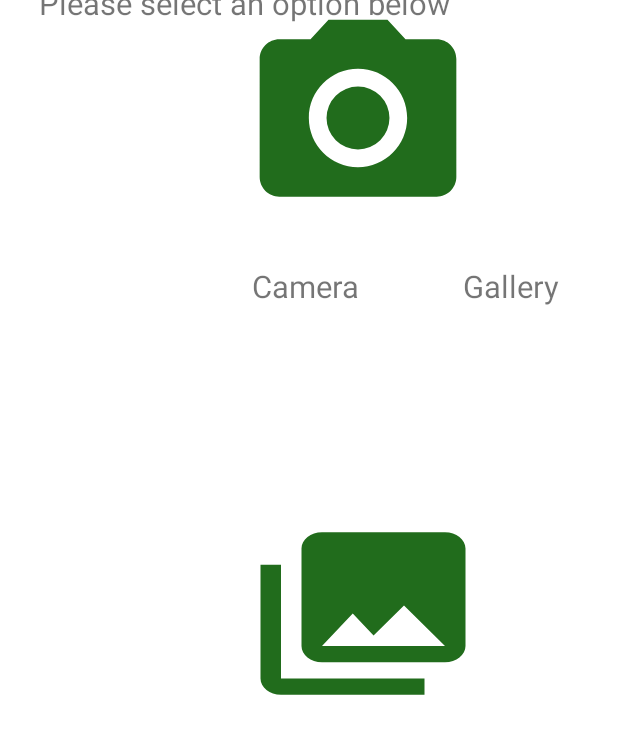
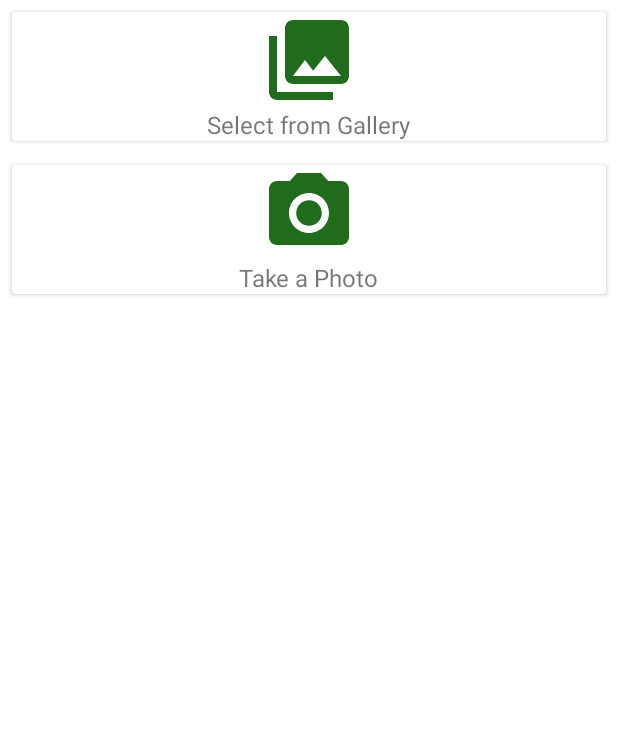
Before and after one commit to Emmanuel-Rono/Foodie, an Android app: the layout popup_screen_add_dish.xml on its own in the app's theme, with its tools: preview values and no code run, on a phone screen of 412 x 824 dp. Shown: the top 734 px of the screen. Run offline under Robolectric (Android 15) with nearby library versions, the phone set to English and light mode, and no system bars.

Commit message:
Made Popups

```diff
--- a/app/build.gradle
+++ b/app/build.gradle
@@ -48,4 +48,6 @@ dependencies {
     androidTestImplementation 'androidx.test.ext:junit:1.1.5'
     androidTestImplementation 'androidx.test.espresso:espresso-core:3.5.1'
     implementation 'com.intuit.sdp:sdp-android:1.1.0'
+    implementation 'androidx.cardview:cardview:1.0.0'
+
 }
--- a/app/src/main/java/com/emmanuel_rono/fav_dish/Presentation/Activities/AddUpdateDish.kt
+++ b/app/src/main/java/com/emmanuel_rono/fav_dish/Presentation/Activities/AddUpdateDish.kt
@@ -50,9 +50,12 @@ class AddUpdateDish : AppCompatActivity() , View.OnClickListener{
         val dialog=Dialog(this)
         val binding:PopupScreenAddDishBinding=PopupScreenAddDishBinding.inflate(layoutInflater)
         dialog.setContentView(binding.root)
-        binding.imageForeground.setOnClickListener{
+        binding.addViaGallery.setOnClickListener{
             Toast.makeText(this,"Camera Clicked",Toast.LENGTH_LONG).show()
-            dialog.show()
         }
+        binding.addViaCamera.setOnClickListener{
+            Toast.makeText(this,"Camera Clicked",Toast.LENGTH_LONG).show()
+        }
+        dialog.show()
     }
 }
--- a/app/src/main/res/layout/popup_screen_add_dish.xml
+++ b/app/src/main/res/layout/popup_screen_add_dish.xml
@@ -1,67 +1,76 @@
-<?xml version="1.0" encoding="utf-8"?>
-<androidx.constraintlayout.widget.ConstraintLayout xmlns:android="http://schemas.android.com/apk/res/android"
-    xmlns:app="http://schemas.android.com/apk/res-auto"
-    xmlns:tools="http://schemas.android.com/tools"
+<LinearLayout xmlns:android="http://schemas.android.com/apk/res/android"
     android:layout_width="match_parent"
-    android:layout_height="match_parent">
+    android:layout_height="wrap_content"
+    android:orientation="vertical">
 
-    <TextView
-        android:id="@+id/image_Foreground"
-        android:layout_width="157dp"
-        android:layout_height="157dp"
-        android:layout_marginStart="160dp"
-        android:foreground="@drawable/ic_camera_add_dish"
-        app:layout_constraintEnd_toStartOf="@+id/image_Gallery"
-        app:layout_constraintHorizontal_bias="0.0"
-        app:layout_constraintStart_toStartOf="parent"
-        tools:layout_editor_absoluteY="344dp" />
+    <androidx.cardview.widget.CardView
+        android:id="@+id/cardGallery"
+        android:layout_width="match_parent"
+        android:layout_height="0dp"
+        android:layout_weight="1"
+        android:layout_margin="8dp"
+        android:clickable="true"
+        android:focusable="true"
+        android:foreground="?attr/selectableItemBackground"
+        android:elevation="4dp">
 
-    <TextView
-        android:id="@+id/image_Gallery"
-        android:layout_width="164dp"
-        android:layout_height="130dp"
-        android:layout_marginTop="344dp"
-        android:layout_marginEnd="88dp"
-        android:foreground="@drawable/ic_photo_library_add_dish"
-        app:layout_constraintBottom_toTopOf="@+id/Gallery_txt"
-        app:layout_constraintEnd_toEndOf="parent"
-        app:layout_constraintTop_toTopOf="parent"
-        app:layout_constraintVertical_bias="0.0" />
+        <LinearLayout
+            android:id="@+id/add_via_Camera"
+            android:layout_width="match_parent"
+            android:layout_height="match_parent"
+            android:gravity="center"
+            android:orientation="vertical">
 
-    <TextView
-        android:id="@+id/image_txt"
-        android:layout_width="wrap_content"
-        android:layout_height="wrap_content"
-        android:layout_marginStart="168dp"
-        android:text="Camera"
-        android:textSize="@dimen/_16sdp"
-        app:layout_constraintBottom_toBottomOf="parent"
-        app:layout_constraintStart_toStartOf="parent"
-        app:layout_constraintTop_toBottomOf="@+id/image_Foreground"
-        app:layout_constraintVertical_bias="0.03" />
+            <ImageView
+                android:layout_width="64dp"
+                android:layout_height="64dp"
+                android:src="@drawable/ic_photo_library_add_dish"
+                android:contentDescription="Gallery Icon" />
 
-    <TextView
-        android:id="@+id/Gallery_txt"
-        android:layout_width="wrap_content"
-        android:layout_height="wrap_content"
-        android:text="Gallery"
-        android:textSize="@dimen/_16sdp"
-        app:layout_constraintBaseline_toBaselineOf="@+id/image_txt"
-        app:layout_constraintEnd_toEndOf="parent"
-        app:layout_constraintHorizontal_bias="0.641"
-        app:layout_constraintBottom_toBottomOf="parent"
-        app:layout_constraintStart_toEndOf="@+id/image_txt" />
+            <TextView
+                android:layout_width="wrap_content"
+                android:layout_height="wrap_content"
+                android:text="Select from Gallery"
+                android:textSize="16sp" />
 
-    <TextView
-        android:id="@+id/instruct_txt"
-        android:layout_width="wrap_content"
-        android:layout_height="wrap_content"
-        android:text="Please select an option below "
-        android:textSize="@dimen/_16sdp"
-        app:layout_constraintBottom_toTopOf="@id/image_Foreground"
-        app:layout_constraintEnd_toEndOf="parent"
-        app:layout_constraintHorizontal_bias="0.197"
-        app:layout_constraintStart_toStartOf="parent"
-        app:layout_constraintTop_toTopOf="parent"
-        app:layout_constraintVertical_bias="0.447" />
-</androidx.constraintlayout.widget.ConstraintLayout>
+        </LinearLayout>
+
+    </androidx.cardview.widget.CardView>
+
+    <androidx.cardview.widget.CardView
+        android:id="@+id/cardCamera"
+        android:layout_width="match_parent"
+        android:layout_height="0dp"
+        android:layout_weight="1"
+        android:layout_margin="8dp"
+        android:clickable="true"
+        android:focusable="true"
+        android:foreground="?attr/selectableItemBackground"
+        android:elevation="4dp">
+
+        <LinearLayout
+            android:id="@+id/add_via_gallery"
+            android:layout_width="match_parent"
+            android:layout_height="match_parent"
+            android:gravity="center"
+            android:clickable="true"
+            android:orientation="vertical"
+            android:focusable="true">
+
+            <ImageView
+                android:layout_width="64dp"
+                android:layout_height="64dp"
+                android:src="@drawable/ic_camera_add_dish"
+                android:contentDescription="Camera Icon" />
+
+            <TextView
+                android:layout_width="wrap_content"
+                android:layout_height="wrap_content"
+                android:text="Take a Photo"
+                android:textSize="16sp" />
+
+        </LinearLayout>
+
+    </androidx.cardview.widget.CardView>
+
+</LinearLayout>
```
